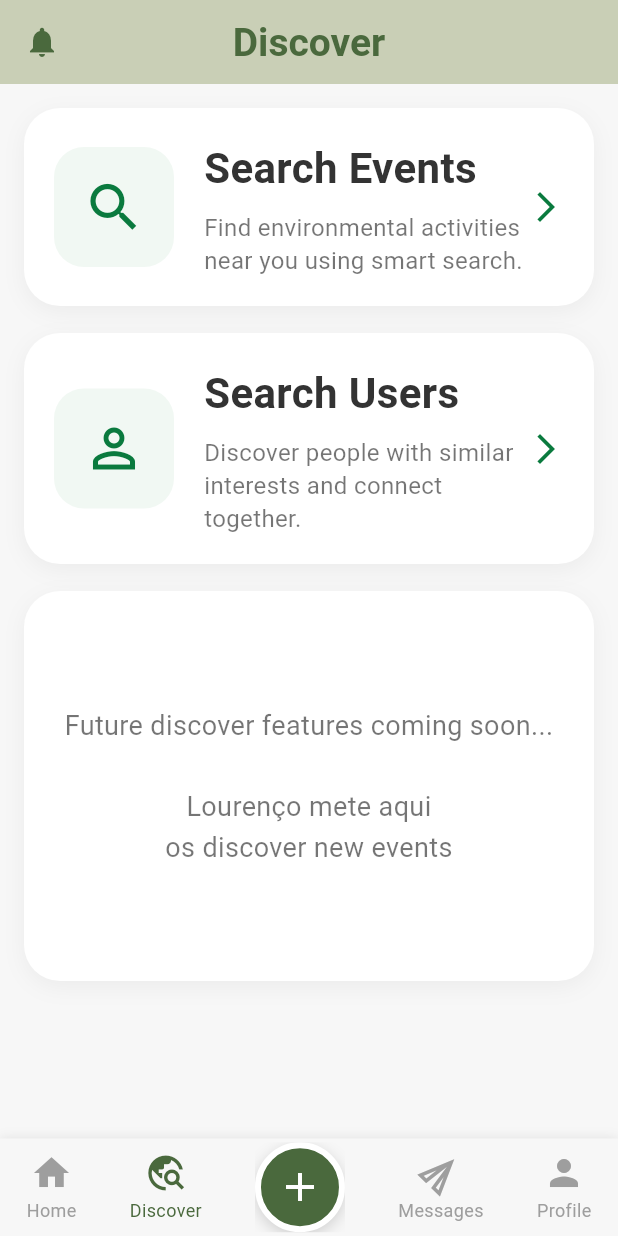
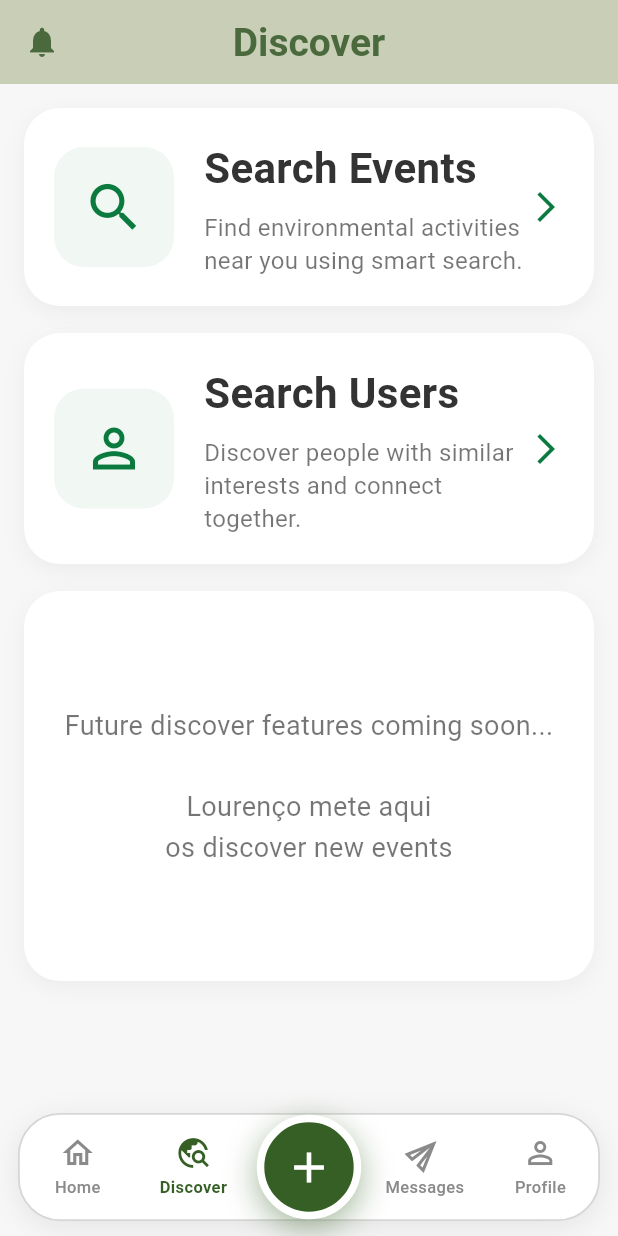
Before and after one commit to edus4506/RippleUp, a Flutter app: the HomePage screen opened by its route, item 2 of the bottom bar chosen, on a phone screen of 412 x 824 dp. Run offline on Flutter 3.47's test engine with Material 3 defaults, Android fonts, the phone set to English and light mode, and no system bars; our stand-ins replace cloud_firestore, firebase_auth, firebase_core, image_picker, supabase_flutter; accounts and stored records are empty.

Commit message:
UI: new bottom_nav bar

```diff
--- a/lib/theme/palette.dart
+++ b/lib/theme/palette.dart
@@ -2,26 +2,60 @@ import 'package:flutter/material.dart';
 
 class Palette {
   // Core
-  static const primary = Color(0xFF4A693D);
-  static const secondary = Color(0xFFC9CFB6);
-  static const background = Color(0xFFF7F7F7);
+  static const primary =
+      Color(0xFF4A693D);
+
+  static const secondary =
+      Color(0xFFC9CFB6);
+
+  static const background =
+      Color(0xFFF7F7F7);
 
   // Text
-  static const textPrimary = Color(0xFF4A693D);
-  static const textSecondary = Color(0xFF333333);
+  static const textPrimary =
+      Color(0xFF4A693D);
+
+  static const textSecondary =
+      Color(0xFF333333);
 
   // Borders & Inputs
-  static const border = Color(0xFFE0E0E0);
-  static const inputBorder = Color(0xFFE0E0E0);
+  static const border =
+      Color(0xFFE0E0E0);
+
+  static const inputBorder =
+      Color(0xFFE0E0E0);
 
   // Cards
-  static const cardBackground = Colors.white;
+  static const cardBackground =
+      Colors.white;
 
   // Accent
-  static const accent = Color(0xFF458A28);
+  static const accent =
+      Color(0xFF458A28);
+
+  static const accentDark =
+      Color(0xFF355F24);
+
+  // Ink / Neutral
+  static const ink0 =
+      Colors.white;
+
+  static const ink200 =
+      Color(0xFFE5E5E5);
+
+  static const ink300 =
+      Color(0xFFD6D6D6);
+
+  static const ink400 =
+      Color(0xFF8A8A8A);
 
   // Event Status Colors
-  static const statusPlanning = Color(0xFFFF9800); // orange
-  static const statusOccurring = Color(0xFF4CAF50); // green
-  static const statusDone = Color(0xFF9E9E9E); // grey
+  static const statusPlanning =
+      Color(0xFFFF9800);
+
+  static const statusOccurring =
+      Color(0xFF4CAF50);
+
+  static const statusDone =
+      Color(0xFF9E9E9E);
 }
--- a/lib/views/widgets/bottom_nav.dart
+++ b/lib/views/widgets/bottom_nav.dart
@@ -15,142 +15,212 @@ class AppBottomNav extends StatelessWidget {
 
   @override
   Widget build(BuildContext context) {
-    return Container(
-      height: 65,
+    final bottomPad =
+        MediaQuery.of(context).padding.bottom;
+
+    return Padding(
+      padding: EdgeInsets.only(
+        left: 12,
+        right: 12,
+        bottom: bottomPad + 10,
+      ),
+
+      child: Container(
+        height: 72,
+
         decoration: BoxDecoration(
-        color: Palette.background,
+          color: Palette.ink0,
+
+          borderRadius:
+              BorderRadius.circular(28),
+
+          border: Border.all(
+            color: Palette.ink300,
+            width: 1.2,
+          ),
+
           boxShadow: [
-          BoxShadow(color: Colors.black.withAlpha(25), blurRadius: 6),
+            BoxShadow(
+              color: Colors.black.withOpacity(
+                0.08,
+              ),
+
+              blurRadius: 16,
+
+              offset: const Offset(0, 4),
+            ),
           ],
         ),
+
         child: Row(
-        mainAxisAlignment: MainAxisAlignment.spaceAround,
           children: [
-          // HOME
-          GestureDetector(
+            _NavItem(
+              icon: Icons.home_outlined,
+              iconActive:
+                  Icons.home_rounded,
+              label: 'Home',
+              active: currentIndex == 0,
               onTap: () => onTap(0),
+            ),
+
+            _NavItem(
+              icon:
+                  Icons
+                      .travel_explore_outlined,
+              iconActive:
+                  Icons.travel_explore,
+              label: 'Discover',
+              active: currentIndex == 1,
+              onTap: () => onTap(1),
+            ),
+
+            Expanded(
+              child: Center(
+                child: GestureDetector(
+                  onTap: onAddPressed,
+
+                  child: Container(
+                    width: 72,
+                    height: 72,
+
+                    decoration: BoxDecoration(
+                      color:
+                          Palette.accentDark,
+
+                      shape: BoxShape.circle,
+
+                      border: Border.all(
+                        color: Palette.ink0,
+                        width: 5,
+                      ),
+
+                      boxShadow: [
+                        BoxShadow(
+                          color: Palette
+                              .accentDark
+                              .withOpacity(
+                                0.45,
+                              ),
+
+                          blurRadius: 18,
+
+                          offset:
+                              const Offset(
+                                0,
+                                6,
+                              ),
+                        ),
+                      ],
+                    ),
+
+                    child: const Icon(
+                      Icons.add,
+                      color: Colors.white,
+                      size: 34,
+                    ),
+                  ),
+                ),
+              ),
+            ),
+
+            _NavItem(
+              icon: Icons.send_outlined,
+              iconActive: Icons.send,
+              label: 'Messages',
+              active: currentIndex == 2,
+              onTap: () => onTap(2),
+              rotateIcon: true,
+            ),
+
+            _NavItem(
+              icon: Icons.person_outline,
+              iconActive: Icons.person,
+              label: 'Profile',
+              active: currentIndex == 3,
+              onTap: () => onTap(3),
+            ),
+          ],
+        ),
+      ),
+    );
+  }
+}
+
+class _NavItem extends StatelessWidget {
+  final IconData icon;
+  final IconData iconActive;
+  final String label;
+  final bool active;
+  final VoidCallback onTap;
+  final bool rotateIcon;
+
+  const _NavItem({
+    required this.icon,
+    required this.iconActive,
+    required this.label,
+    required this.active,
+    required this.onTap,
+    this.rotateIcon = false,
+  });
+
+  @override
+  Widget build(BuildContext context) {
+    final color =
+        active
+            ? Palette.accentDark
+            : Palette.ink400;
+
+    return Expanded(
+      child: InkWell(
+        onTap: onTap,
+
+        borderRadius:
+            BorderRadius.circular(12),
+
+        child: Padding(
+          padding:
+              const EdgeInsets.symmetric(
+                vertical: 4,
+              ),
+
           child: Column(
-              mainAxisAlignment: MainAxisAlignment.center,
+            mainAxisSize: MainAxisSize.min,
+
             children: [
-                Icon(
-                  Icons.home,
-                  size: 28,
-                  color: currentIndex == 0 ? Palette.primary : Colors.grey,
+              Transform.rotate(
+                angle:
+                    rotateIcon
+                        ? -0.785398
+                        : 0,
+
+                child: Icon(
+                  active
+                      ? iconActive
+                      : icon,
+
+                  size: 24,
+                  color: color,
                 ),
-                const SizedBox(height: 2),
+              ),
+
+              const SizedBox(height: 3),
+
               Text(
-                  "Home",
+                label,
+
                 style: TextStyle(
-                    fontSize: 12,
-                    color: currentIndex == 0 ? Palette.primary : Colors.grey,
+                  fontSize: 11,
+                  color: color,
+
+                  fontWeight:
+                      active
+                          ? FontWeight.w700
+                          : FontWeight.w500,
                 ),
               ),
             ],
           ),
         ),
-
-          // SEARCH
-          GestureDetector(
-            onTap: () => onTap(1),
-            child: Column(
-              mainAxisAlignment: MainAxisAlignment.center,
-              children: [
-                Icon(
-                  Icons.travel_explore,
-                  size: 28,
-                  color: currentIndex == 1 ? Palette.primary : Colors.grey,
-                ),
-                const SizedBox(height: 2),
-                Text(
-                  "Discover",
-                  style: TextStyle(
-                    fontSize: 12,
-                    color: currentIndex == 1 ? Palette.primary : Colors.grey,
-                  ),
-                ),
-              ],
-            ),
-          ),
-
-          // BOTTON +
-          Material(
-            color: Colors.transparent,
-            child: InkWell(
-              onTap: onAddPressed,
-              borderRadius: BorderRadius.circular(50),
-              child: Ink(
-                height: 60,
-                width: 60,
-                decoration: BoxDecoration(
-                  shape: BoxShape.circle,
-                  color: Palette.primary,
-                  border: Border.all(
-                    color: Colors.white, // cor da borda
-                    width: 4, // espessura da borda
-                  ),
-                  boxShadow: [
-                    BoxShadow(
-                      color: Colors.black.withAlpha(40),
-                      blurRadius: 8,
-                      offset: const Offset(0, 3),
-                    ),
-                  ],
-                ),
-                child: const Icon(Icons.add, color: Colors.white, size: 32),
-              ),
-            ),
-          ),
-
-          // DIRECT MESSAGES
-          GestureDetector(
-            onTap: () => onTap(2),
-            child: Column(
-              mainAxisAlignment: MainAxisAlignment.center,
-              children: [
-                Transform.rotate(
-                  angle: -0.8,
-
-                  child: Icon(
-                    Icons.send_outlined,
-                    size: 28,
-                    color: currentIndex == 2 ? Palette.primary : Colors.grey,
-                  ),
-                ),
-                const SizedBox(height: 2),
-                Text(
-                  "Messages",
-                  style: TextStyle(
-                    fontSize: 12,
-                    color: currentIndex == 2 ? Palette.primary : Colors.grey,
-                  ),
-                ),
-              ],
-            ),
-          ),
-
-          // USER
-          GestureDetector(
-            onTap: () => onTap(3),
-            child: Column(
-              mainAxisAlignment: MainAxisAlignment.center,
-              children: [
-                Icon(
-                  Icons.person,
-                  size: 28,
-                  color: currentIndex == 3 ? Palette.primary : Colors.grey,
-                ),
-                const SizedBox(height: 2),
-                Text(
-                  "Profile",
-                  style: TextStyle(
-                    fontSize: 12,
-                    color: currentIndex == 3 ? Palette.primary : Colors.grey,
-                  ),
-                ),
-              ],
-            ),
-          ),
-        ],
       ),
     );
   }
```
Lines whose indentation alone changed are shown as unchanged.
